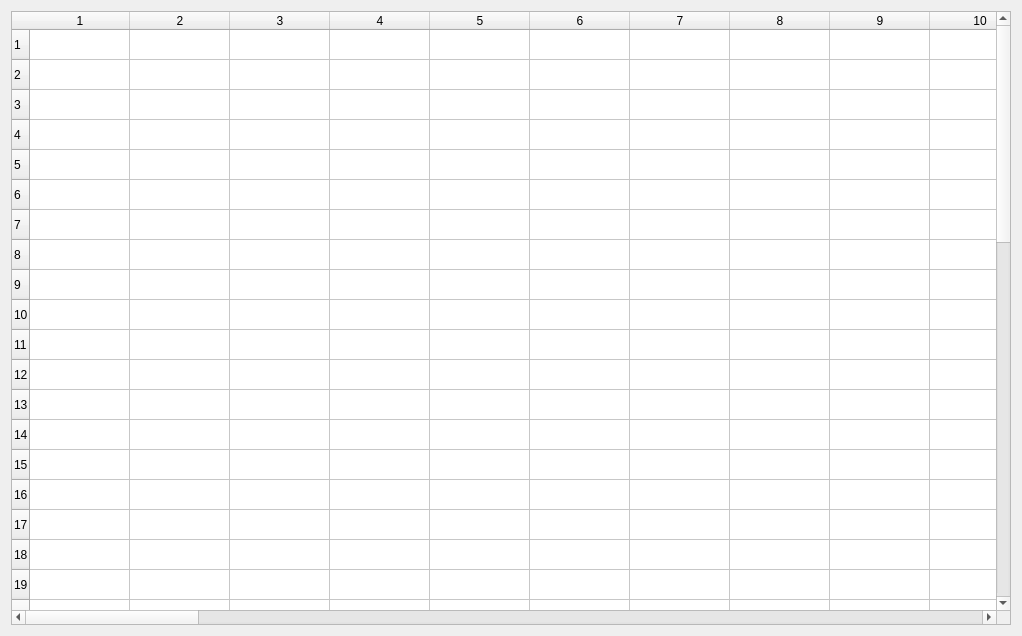
Old version of the form resources/Table.ui in the repository cjand225/CS499SolarCarTimer.
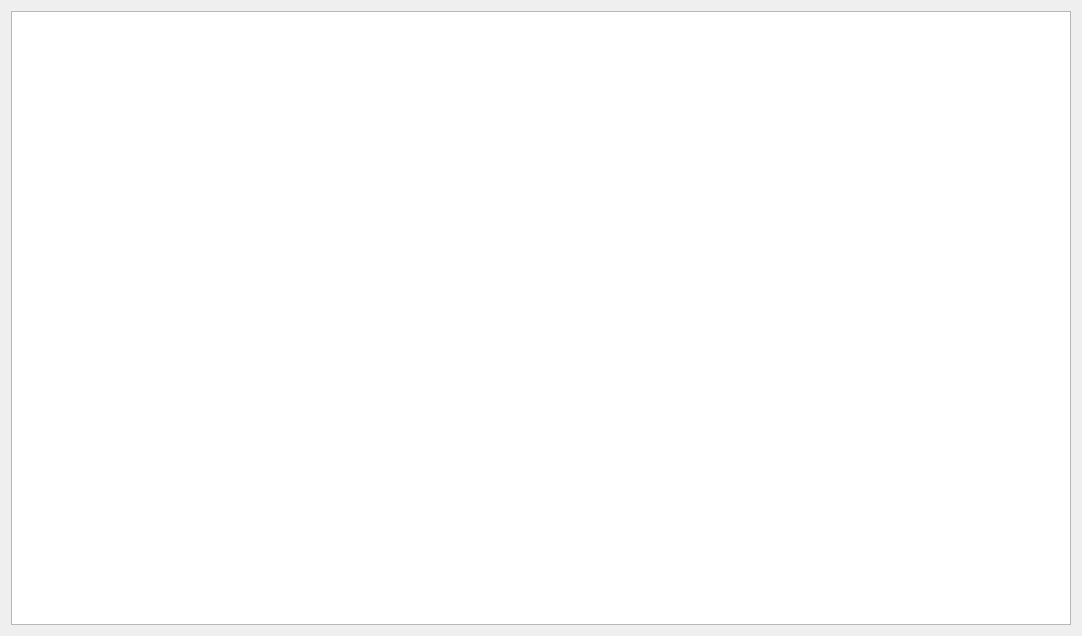
New version of the form.

Commit message: updated some guis, reimplmented App Window and App classes

```diff
--- a/resources/Table.ui
+++ b/resources/Table.ui
@@ -6,7 +6,7 @@
    <rect>
     <x>0</x>
     <y>0</y>
-    <width>1022</width>
+    <width>1082</width>
     <height>636</height>
    </rect>
   </property>
@@ -23,132 +23,7 @@
    <item row="0" column="1">
     <layout class="QVBoxLayout" name="verticalLayout" stretch="0">
      <item>
-      <widget class="QTableWidget" name="tableWidget">
-       <property name="frameShape">
-        <enum>QFrame::StyledPanel</enum>
-       </property>
-       <property name="dragEnabled">
-        <bool>true</bool>
-       </property>
-       <property name="dragDropMode">
-        <enum>QAbstractItemView::DragDrop</enum>
-       </property>
-       <property name="defaultDropAction">
-        <enum>Qt::MoveAction</enum>
-       </property>
-       <property name="alternatingRowColors">
-        <bool>false</bool>
-       </property>
-       <property name="cornerButtonEnabled">
-        <bool>true</bool>
-       </property>
-       <property name="rowCount">
-        <number>50</number>
-       </property>
-       <property name="columnCount">
-        <number>50</number>
-       </property>
-       <row/>
-       <row/>
-       <row/>
-       <row/>
-       <row/>
-       <row/>
-       <row/>
-       <row/>
-       <row/>
-       <row/>
-       <row/>
-       <row/>
-       <row/>
-       <row/>
-       <row/>
-       <row/>
-       <row/>
-       <row/>
-       <row/>
-       <row/>
-       <row/>
-       <row/>
-       <row/>
-       <row/>
-       <row/>
-       <row/>
-       <row/>
-       <row/>
-       <row/>
-       <row/>
-       <row/>
-       <row/>
-       <row/>
-       <row/>
-       <row/>
-       <row/>
-       <row/>
-       <row/>
-       <row/>
-       <row/>
-       <row/>
-       <row/>
-       <row/>
-       <row/>
-       <row/>
-       <row/>
-       <row/>
-       <row/>
-       <row/>
-       <row/>
-       <column/>
-       <column/>
-       <column/>
-       <column/>
-       <column/>
-       <column/>
-       <column/>
-       <column/>
-       <column/>
-       <column/>
-       <column/>
-       <column/>
-       <column/>
-       <column/>
-       <column/>
-       <column/>
-       <column/>
-       <column/>
-       <column/>
-       <column/>
-       <column/>
-       <column/>
-       <column/>
-       <column/>
-       <column/>
-       <column/>
-       <column/>
-       <column/>
-       <column/>
-       <column/>
-       <column/>
-       <column/>
-       <column/>
-       <column/>
-       <column/>
-       <column/>
-       <column/>
-       <column/>
-       <column/>
-       <column/>
-       <column/>
-       <column/>
-       <column/>
-       <column/>
-       <column/>
-       <column/>
-       <column/>
-       <column/>
-       <column/>
-       <column/>
-      </widget>
+      <widget class="QTableView" name="tableView"/>
      </item>
     </layout>
    </item>
```
The commit also changes 5 other files.
